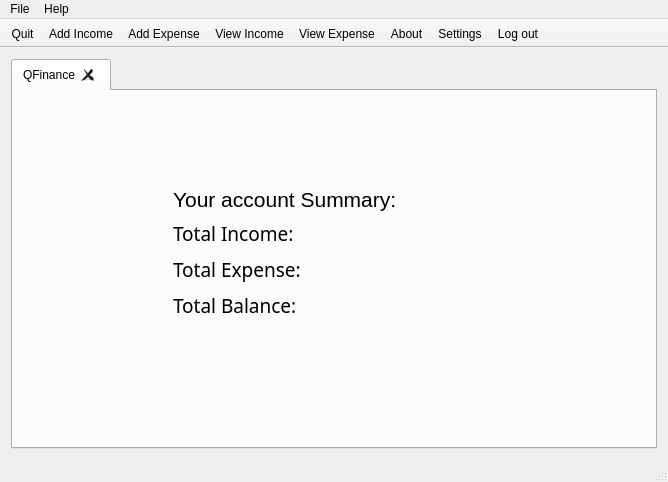
First picture: the form in mainwindow.ui, repository m-muhsin/QFinance, before the edit.
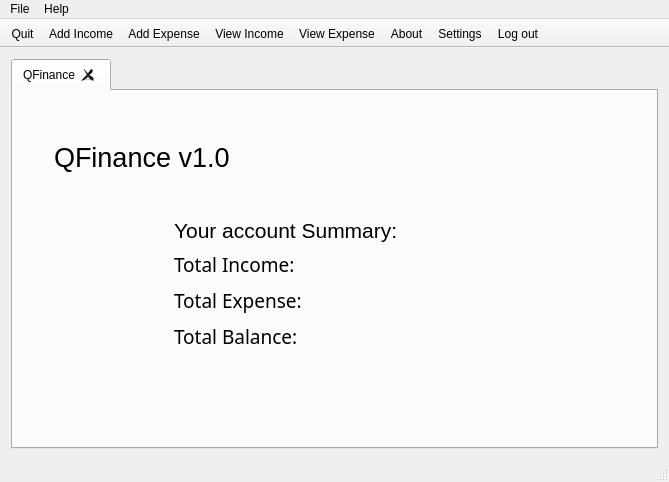
Second picture: the form after the edit. Icons and pictures are not drawn.

The edit to the form file:
```diff
--- a/mainwindow.ui
+++ b/mainwindow.ui
@@ -6,7 +6,7 @@
    <rect>
     <x>0</x>
     <y>0</y>
-    <width>668</width>
+    <width>669</width>
     <height>482</height>
    </rect>
   </property>
@@ -31,8 +31,43 @@
         <string>QFinance</string>
        </attribute>
        <layout class="QGridLayout" name="gridLayout">
+        <item row="0" column="1" colspan="2">
+         <widget class="QLabel" name="lblHeading">
+          <property name="minimumSize">
+           <size>
+            <width>550</width>
+            <height>110</height>
+           </size>
+          </property>
+          <property name="font">
+           <font>
+            <family>Segoe UI</family>
+            <pointsize>20</pointsize>
+           </font>
+          </property>
+          <property name="text">
+           <string>QFinance v1.0</string>
+          </property>
+         </widget>
+        </item>
+        <item row="1" column="0">
+         <spacer name="horizontalSpacer">
+          <property name="orientation">
+           <enum>Qt::Horizontal</enum>
+          </property>
+          <property name="sizeHint" stdset="0">
+           <size>
+            <width>40</width>
+            <height>20</height>
+           </size>
+          </property>
+         </spacer>
+        </item>
         <item row="1" column="1">
          <layout class="QGridLayout" name="gridLayout_2">
+          <property name="leftMargin">
+           <number>120</number>
+          </property>
           <item row="0" column="1">
            <widget class="QLabel" name="label">
             <property name="font">
@@ -48,6 +83,12 @@
           </item>
           <item row="1" column="1">
            <layout class="QVBoxLayout" name="verticalLayout">
+            <property name="leftMargin">
+             <number>0</number>
+            </property>
+            <property name="rightMargin">
+             <number>0</number>
+            </property>
             <item>
              <layout class="QHBoxLayout" name="horizontalLayout_2">
               <item>
@@ -184,32 +225,6 @@
           </item>
          </layout>
         </item>
-        <item row="2" column="1">
-         <spacer name="verticalSpacer">
-          <property name="orientation">
-           <enum>Qt::Vertical</enum>
-          </property>
-          <property name="sizeHint" stdset="0">
-           <size>
-            <width>20</width>
-            <height>116</height>
-           </size>
-          </property>
-         </spacer>
-        </item>
-        <item row="0" column="1">
-         <spacer name="verticalSpacer_2">
-          <property name="orientation">
-           <enum>Qt::Vertical</enum>
-          </property>
-          <property name="sizeHint" stdset="0">
-           <size>
-            <width>20</width>
-            <height>40</height>
-           </size>
-          </property>
-         </spacer>
-        </item>
         <item row="1" column="2">
          <spacer name="horizontalSpacer_2">
           <property name="orientation">
@@ -217,24 +232,21 @@
           </property>
           <property name="sizeHint" stdset="0">
            <size>
-            <width>30</width>
+            <width>250</width>
             <height>20</height>
            </size>
           </property>
          </spacer>
         </item>
-        <item row="1" column="0">
-         <spacer name="horizontalSpacer">
+        <item row="2" column="2">
+         <spacer name="verticalSpacer">
           <property name="orientation">
-           <enum>Qt::Horizontal</enum>
-          </property>
-          <property name="sizeType">
-           <enum>QSizePolicy::Fixed</enum>
+           <enum>Qt::Vertical</enum>
           </property>
           <property name="sizeHint" stdset="0">
            <size>
-            <width>149</width>
-            <height>20</height>
+            <width>20</width>
+            <height>40</height>
            </size>
           </property>
          </spacer>
@@ -250,7 +262,7 @@
     <rect>
      <x>0</x>
      <y>0</y>
-     <width>668</width>
+     <width>669</width>
      <height>21</height>
     </rect>
    </property>
```
Left out of the diff: 8 changed lines with no effect on the pictures.
